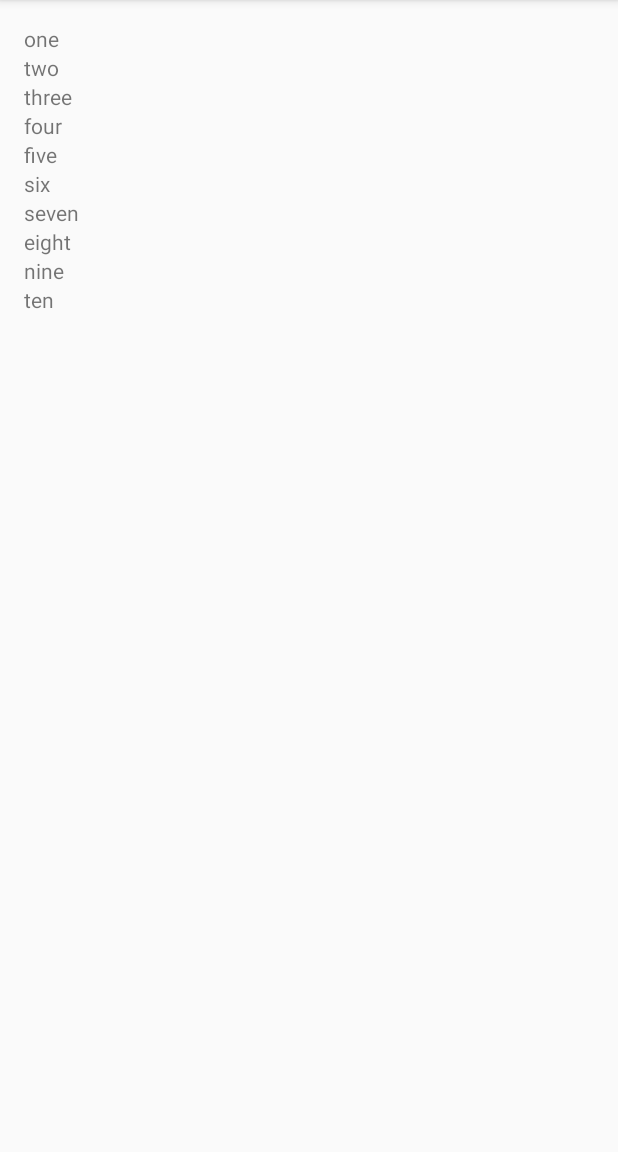
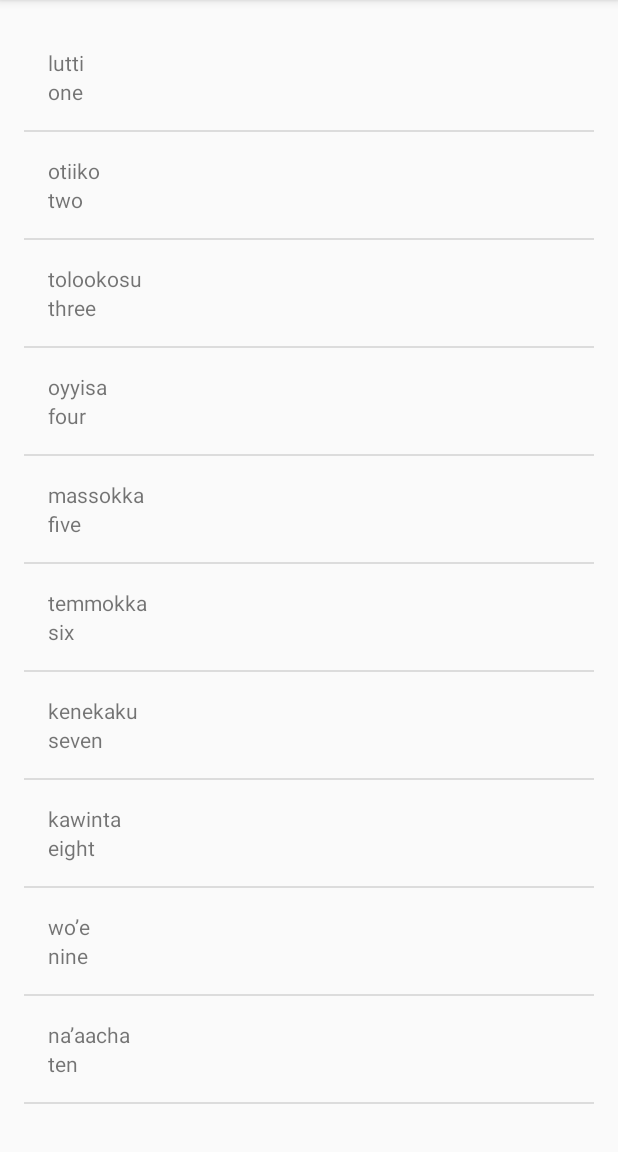
Before and after one commit to doowtnehpets/ud839_Miwok, an Android app: the NumbersActivity screen opened directly, with no data from a screen before it, on a phone screen of 412 x 824 dp, the part 84-1236 px from its top. Run offline under Robolectric (Android 15) with nearby library versions, the phone set to English and light mode, and no system bars.

Commit message:
Lesson 3 - part 30. Implemented custom ArrayAdapter for the NumbersActivity.

```diff
--- a/app/src/main/java/com/example/android/miwok/NumbersActivity.java
+++ b/app/src/main/java/com/example/android/miwok/NumbersActivity.java
@@ -2,8 +2,7 @@
 
 import android.support.v7.app.AppCompatActivity;
 import android.os.Bundle;
-import android.widget.LinearLayout;
-import android.widget.TextView;
+import android.widget.ListView;
 
 import java.util.ArrayList;
 
@@ -14,25 +13,21 @@
         super.onCreate(savedInstanceState);
         setContentView(R.layout.activity_numbers);
 
-        // Declare words
-        ArrayList<String> words = new ArrayList<>();
-        words.add("one");
-        words.add("two");
-        words.add("three");
-        words.add("four");
-        words.add("five");
-        words.add("six");
-        words.add("seven");
-        words.add("eight");
-        words.add("nine");
-        words.add("ten");
+        // Declare words ArrayList
+        ArrayList<Word> words = new ArrayList<>();
+        words.add(new Word("one", "lutti"));
+        words.add(new Word("two", "otiiko"));
+        words.add(new Word("three", "tolookosu"));
+        words.add(new Word("four", "oyyisa"));
+        words.add(new Word("five", "massokka"));
+        words.add(new Word("six", "temmokka"));
+        words.add(new Word("seven", "kenekaku"));
+        words.add(new Word("eight", "kawinta"));
+        words.add(new Word("nine", "wo’e"));
+        words.add(new Word("ten", "na’aacha"));
 
-        LinearLayout rootView = (LinearLayout)findViewById(R.id.rootView);
-
-        for (String word : words) {
-            TextView wordView = new TextView(this);
-            wordView.setText(word);
-            rootView.addView(wordView);
-        }
+        WordAdapter adapter = new WordAdapter(this, words);
+        ListView listView = (ListView) findViewById(R.id.list);
+        listView.setAdapter(adapter);
     }
 }
--- /dev/null
+++ b/app/src/main/java/com/example/android/miwok/Word.java
@@ -0,0 +1,34 @@
+package com.example.android.miwok;
+
+/**
+ * Created by stephentwood on 6/10/18.
+ */
+
+public class Word {
+
+    // Default translation for the word
+    private String mDefaultTranslation;
+
+    // Miwok translation for the word
+    private String mMiwokTranslation;
+
+    /**
+     * Constructor. Stores given words in the corresponding variables
+     * @param defaultTranslation Default translation
+     * @param miwokTranslation Miwok translation
+     */
+    public Word(String defaultTranslation, String miwokTranslation){
+        mDefaultTranslation = defaultTranslation;
+        mMiwokTranslation = miwokTranslation;
+    }
+
+    // Get the default translation of the word
+    public String getmDefaultTranslation() {
+        return mDefaultTranslation;
+    }
+
+    // Get the Miwok translation of the word
+    public String getmMiwokTranslation() {
+        return mMiwokTranslation;
+    }
+}
--- /dev/null
+++ b/app/src/main/java/com/example/android/miwok/WordAdapter.java
@@ -0,0 +1,56 @@
+package com.example.android.miwok;
+
+import android.app.Activity;
+import android.support.annotation.NonNull;
+import android.view.LayoutInflater;
+import android.view.View;
+import android.view.ViewGroup;
+import android.widget.ArrayAdapter;
+import android.widget.TextView;
+
+import java.util.ArrayList;
+
+/**
+ * Created by stephentwood on 6/10/18.
+ */
+
+public class WordAdapter extends ArrayAdapter<Word> {
+
+    public WordAdapter(Activity context, ArrayList<Word> words) {
+        // Here, we initialize the ArrayAdapter's internal storage for the context and the list.
+        // the second argument is used when the ArrayAdapter is populating a single TextView.
+        // Because this is a custom adapter for two TextViews and an ImageView, the adapter is not
+        // going to use this second argument, so it can be any value. Here, we used 0.
+        super(context, 0, words);
+    }
+
+    @NonNull
+    @Override
+    public View getView(int position, View convertView, ViewGroup parent) {
+        // Check if the existing view is being reused, otherwise inflate the view
+        View listItemView = convertView;
+        if (listItemView == null) {
+            listItemView = LayoutInflater.from(getContext()).inflate(
+                    R.layout.list_item, parent, false);
+        }
+
+        // Get the {@link AndroidFlavor} object located at this position in the list
+        Word currentWord = getItem(position);
+
+        // Find the TextView in the list_item.xml layout with the ID version_name
+        TextView miwokTextView = (TextView) listItemView.findViewById(R.id.miwok_text_view);
+        // Get the version name from the current AndroidFlavor object and
+        // set this text on the name TextView
+        miwokTextView.setText(currentWord.getmMiwokTranslation());
+
+        // Find the TextView in the list_item.xml layout with the ID version_number
+        TextView defaultTextView = (TextView) listItemView.findViewById(R.id.default_text_view);
+        // Get the version number from the current AndroidFlavor object and
+        // set this text on the number TextView
+        defaultTextView.setText(currentWord.getmDefaultTranslation());
+
+        // Return the whole list item layout (containing 2 TextViews and an ImageView)
+        // so that it can be shown in the ListView
+        return listItemView;
+    }
+}
--- a/app/src/main/res/layout/activity_numbers.xml
+++ b/app/src/main/res/layout/activity_numbers.xml
@@ -1,11 +1,12 @@
 <?xml version="1.0" encoding="utf-8"?>
-<LinearLayout xmlns:android="http://schemas.android.com/apk/res/android"
-    xmlns:tools="http://shemas.android.com/tools"
-    android:id="@+id/rootView"
+<ListView xmlns:android="http://schemas.android.com/apk/res/android"
+    xmlns:tools="http://schemas.android.com/tools"
+    android:id="@+id/list"
     android:layout_width="match_parent"
     android:layout_height="match_parent"
     android:orientation="vertical"
-    android:padding="16dp"
-    tools:context="com.example.android.miwok.NumbersActivity">
-
-</LinearLayout>
+    android:paddingBottom="@dimen/activity_vertical_margin"
+    android:paddingLeft="@dimen/activity_horizontal_margin"
+    android:paddingRight="@dimen/activity_horizontal_margin"
+    android:paddingTop="@dimen/activity_vertical_margin"
+    tools:context="com.example.android.miwok.NumbersActivity" />
--- /dev/null
+++ b/app/src/main/res/layout/list_item.xml
@@ -0,0 +1,21 @@
+<?xml version="1.0" encoding="utf-8"?>
+<LinearLayout xmlns:android="http://schemas.android.com/apk/res/android"
+    xmlns:tools="http://schemas.android.com/tools"
+    android:layout_width="match_parent"
+    android:layout_height="match_parent"
+    android:orientation="vertical"
+    android:padding="16dp">
+
+    <TextView
+        android:id="@+id/miwok_text_view"
+        android:layout_width="wrap_content"
+        android:layout_height="wrap_content"
+        tools:text="lutti" />
+
+    <TextView
+        android:id="@+id/default_text_view"
+        android:layout_width="wrap_content"
+        android:layout_height="wrap_content"
+        tools:text="one" />
+
+</LinearLayout>
```
